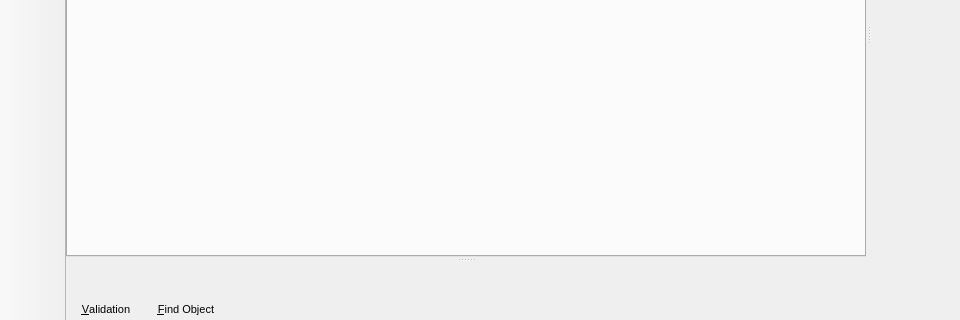
This is libpgmodeler_ui/ui/mainwindow.ui in pgmodeler/pgmodeler as Qt 5 draws it before an edit; both pictures show x 0 to 960 and y 280 to 600 of the 1152 by 600 pixel window. The edited form follows.
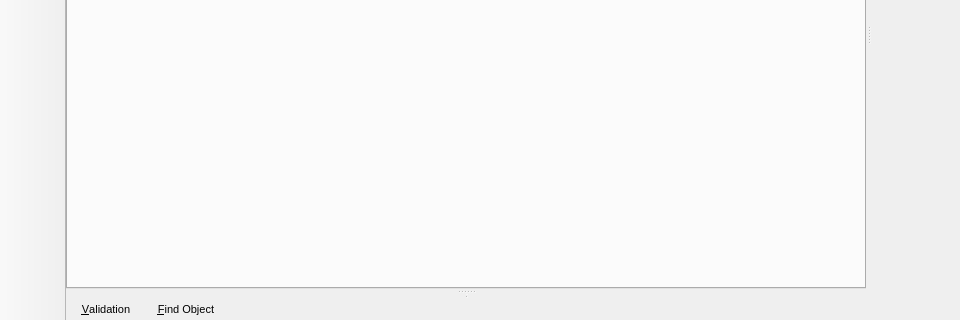
This is the edited form. Icons and pictures are not drawn.

What changed in the file:
```diff
--- a/libpgmodeler_ui/ui/mainwindow.ui
+++ b/libpgmodeler_ui/ui/mainwindow.ui
@@ -338,6 +338,23 @@
              <verstretch>0</verstretch>
             </sizepolicy>
            </property>
+           <layout class="QGridLayout" name="gridLayout_5">
+            <property name="margin">
+             <number>0</number>
+            </property>
+            <property name="spacing">
+             <number>6</number>
+            </property>
+            <item row="0" column="0">
+             <widget class="QSplitter" name="splitter">
+              <property name="orientation">
+               <enum>Qt::Horizontal</enum>
+              </property>
+              <widget class="QWidget" name="model_valid_parent" native="true"/>
+              <widget class="QWidget" name="obj_finder_parent" native="true"/>
+             </widget>
+            </item>
+           </layout>
           </widget>
          </widget>
         </item>
```
